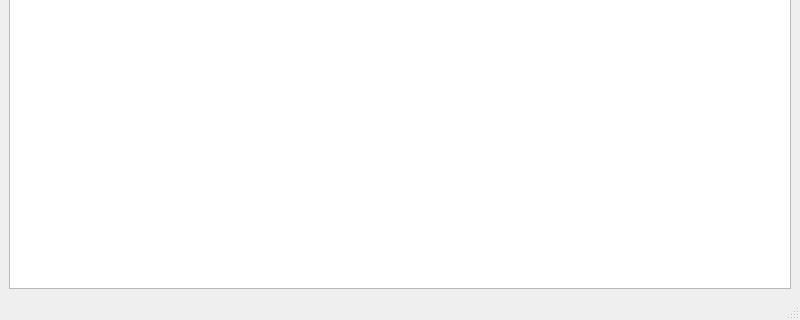
maxkofler/FileIndexGUI, file gui/ui/mainwindow.ui: the form before one commit; both pictures show x 0 to 800 and y 280 to 600 of the 800 by 600 pixel window.
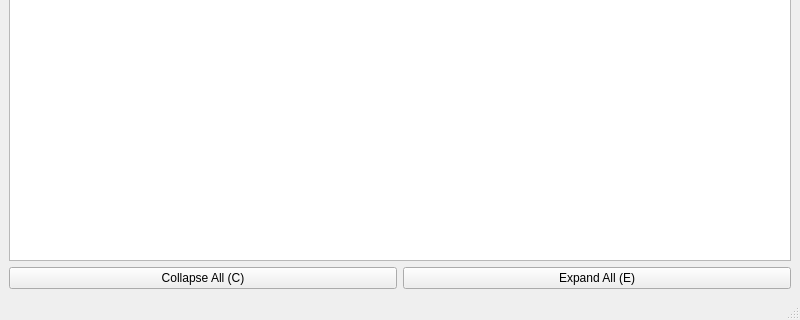
The form after the commit.

Commit message: MainWindow: Expand/Collapse buttons, autoExpand

The edit to the form file:
```diff
--- a/gui/ui/mainwindow.ui
+++ b/gui/ui/mainwindow.ui
@@ -15,12 +15,36 @@
   </property>
   <widget class="QWidget" name="centralwidget">
    <layout class="QGridLayout" name="gridLayout">
-    <item row="0" column="0">
-     <widget class="QLineEdit" name="le_search"/>
-    </item>
     <item row="1" column="0">
      <widget class="QTreeView" name="tv_results"/>
     </item>
+    <item row="0" column="0">
+     <widget class="QLineEdit" name="le_search"/>
+    </item>
+    <item row="2" column="0">
+     <layout class="QHBoxLayout" name="horizontalLayout_2">
+      <item>
+       <widget class="QPushButton" name="bt_collapseAll">
+        <property name="text">
+         <string>Collapse All (C)</string>
+        </property>
+        <property name="shortcut">
+         <string>Ctrl+C</string>
+        </property>
+       </widget>
+      </item>
+      <item>
+       <widget class="QPushButton" name="bt_expandAll">
+        <property name="text">
+         <string>Expand All (E)</string>
+        </property>
+        <property name="shortcut">
+         <string>Ctrl+E</string>
+        </property>
+       </widget>
+      </item>
+     </layout>
+    </item>
    </layout>
   </widget>
   <widget class="QMenuBar" name="menubar">
```
The commit also changes 2 other files.
